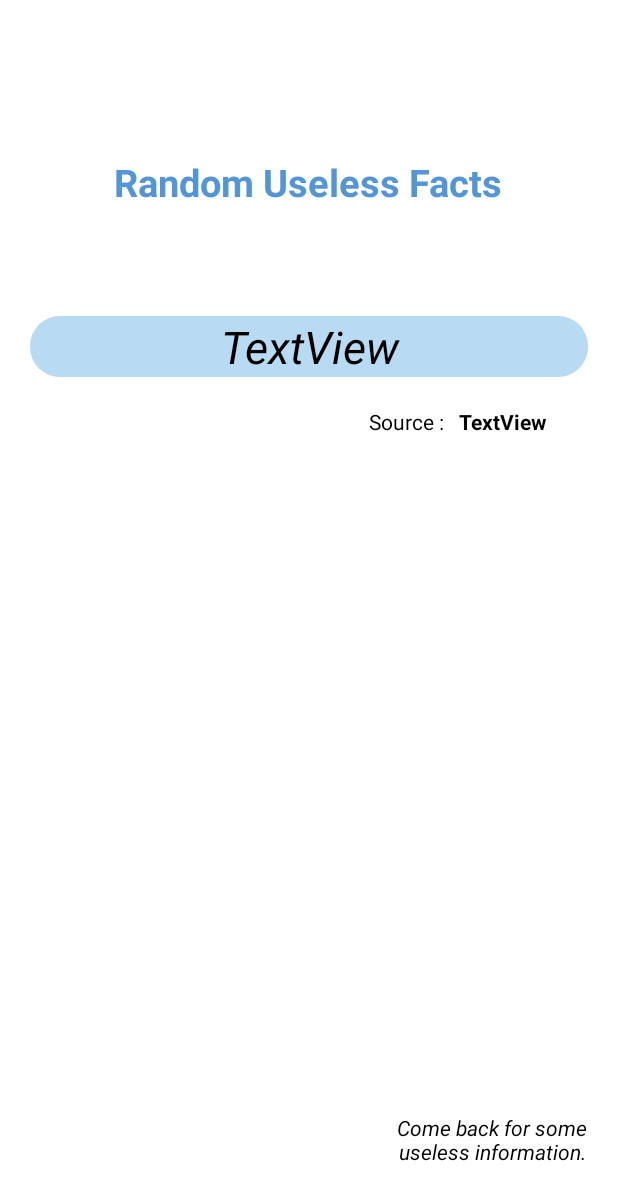
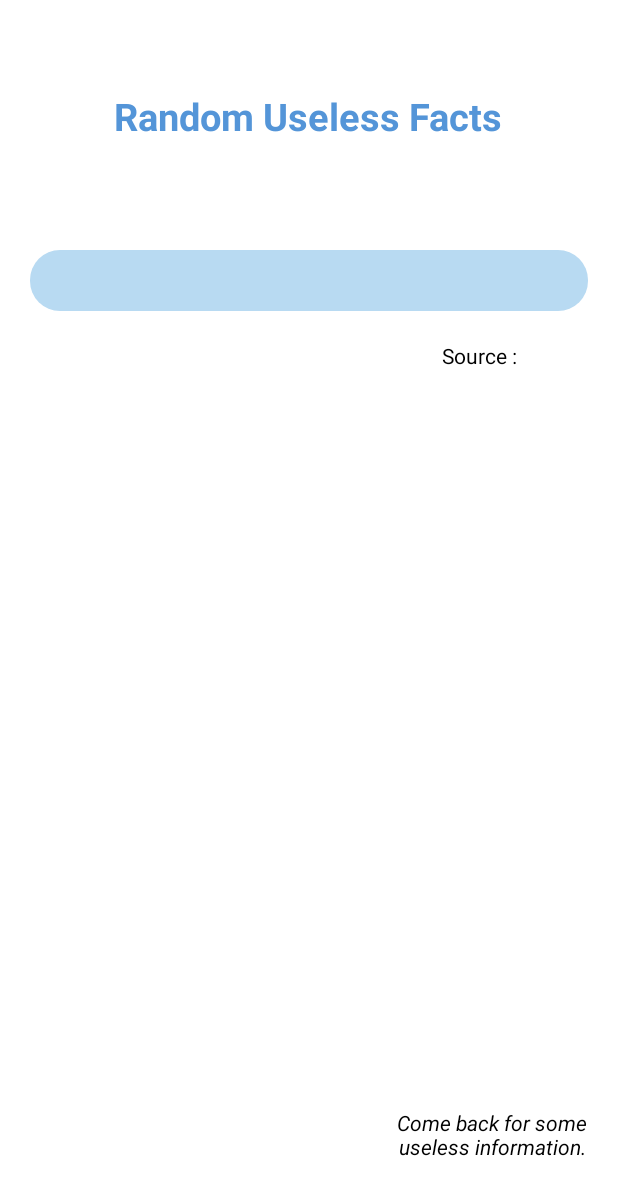
Before and after one commit to nisaefendioglu/Knowledge-Repository, an Android app: the screen it shows after launch (MainActivity), on a phone screen of 412 x 824 dp. Shown: the top 1200 px of the screen. Run offline under Robolectric (Android 15) with nearby library versions, the light colour scheme and no system bars.

Commit message:
edited design

```diff
--- a/app/src/main/res/layout/activity_main.xml
+++ b/app/src/main/res/layout/activity_main.xml
@@ -11,7 +11,7 @@
         android:id="@+id/textView"
         android:layout_width="wrap_content"
         android:layout_height="wrap_content"
-        android:layout_marginTop="104dp"
+        android:layout_marginTop="60dp"
         android:text="Random Useless Facts"
         android:textColor="#5495d8"
         android:textSize="25dp"
@@ -31,7 +31,6 @@
         android:layout_marginRight="20dp"
         android:background="@drawable/shape"
         android:gravity="center_horizontal"
-        android:text="TextView"
         android:textStyle="italic"
         android:textColor="@color/black"
         android:textSize="30dp"
@@ -60,7 +59,6 @@
         android:layout_width="wrap_content"
         android:layout_height="wrap_content"
         android:layout_marginTop="20dp"
-        android:text="TextView"
         android:textStyle="bold"
         android:textColor="@color/black"
         app:layout_constraintEnd_toEndOf="parent"
```
